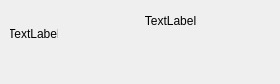
Crescent-039/HD2_Call_Strategies_GUI, file Call_Strategies_GUI/strategyItemWidget.ui: the form before one commit.
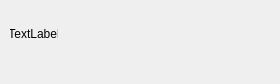
The form after the commit.

Patch:
```diff
--- a/Call_Strategies_GUI/strategyItemWidget.ui
+++ b/Call_Strategies_GUI/strategyItemWidget.ui
@@ -38,23 +38,37 @@
      <height>21</height>
     </rect>
    </property>
+   <property name="styleSheet">
+    <string notr="true">font: 10pt &quot;微软雅黑&quot;;
+color:rgb(239, 239, 239);</string>
+   </property>
    <property name="text">
     <string>TextLabel</string>
    </property>
    <property name="alignment">
     <set>Qt::AlignCenter</set>
    </property>
+   <property name="margin">
+    <number>0</number>
+   </property>
   </widget>
   <widget class="QWidget" name="ArrowsContainer" native="true">
    <property name="geometry">
     <rect>
      <x>70</x>
-     <y>40</y>
+     <y>39</y>
      <width>201</width>
-     <height>30</height>
+     <height>21</height>
     </rect>
    </property>
-   <layout class="QHBoxLayout" name="horizontalLayout_4"/>
+   <layout class="QHBoxLayout" name="horizontalLayout_4">
+    <property name="topMargin">
+     <number>2</number>
+    </property>
+    <property name="rightMargin">
+     <number>2</number>
+    </property>
+   </layout>
   </widget>
  </widget>
  <resources/>
```
Left out of the diff: 4 changed lines with no effect on the pictures.
